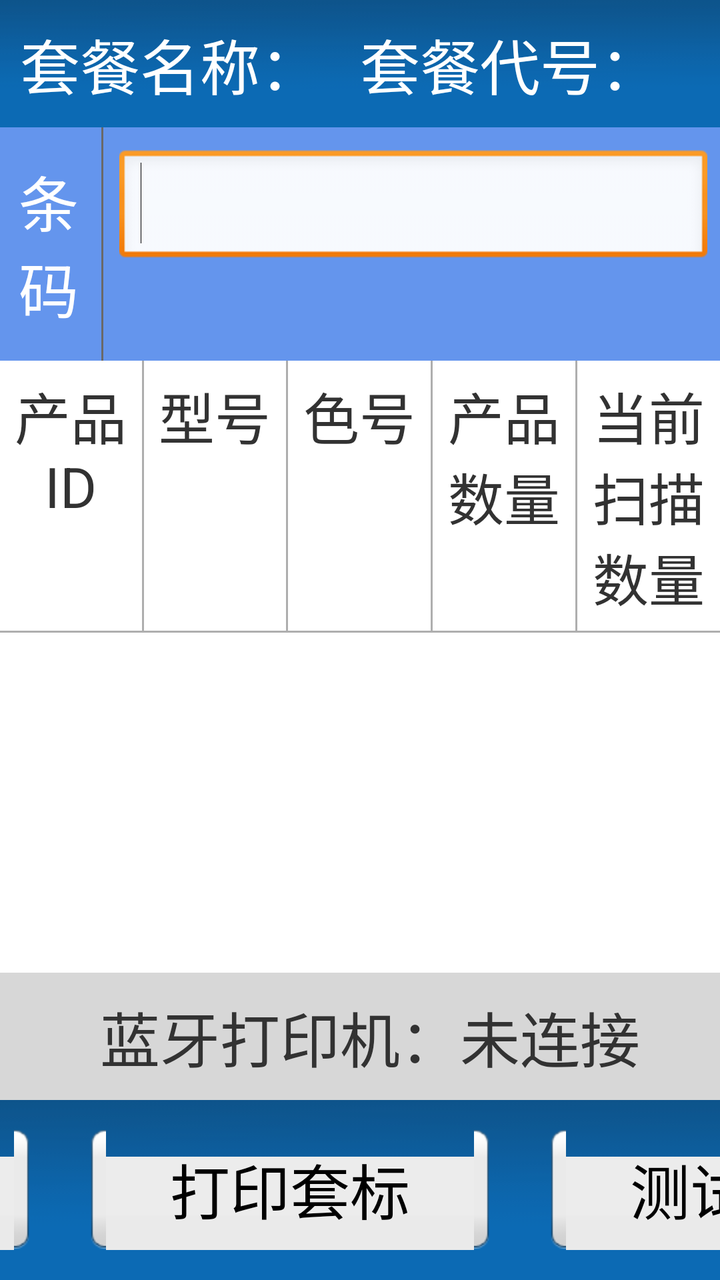
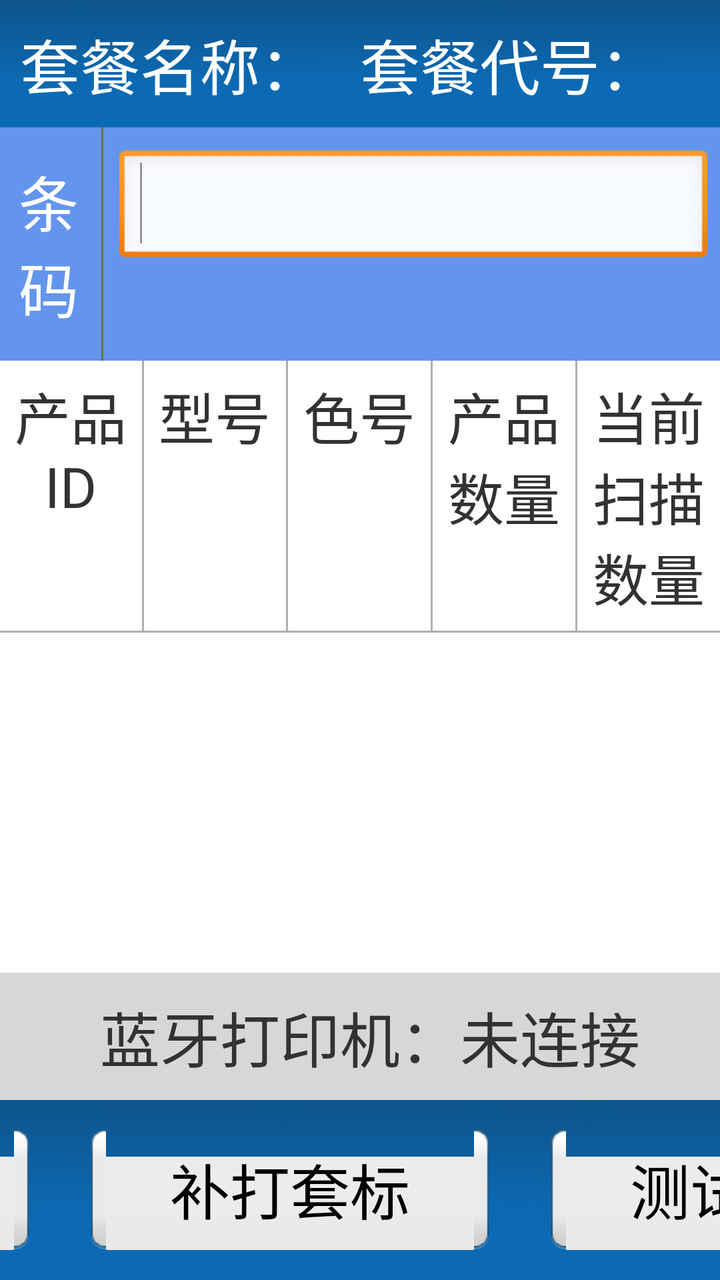

An Android layout rendered at two revisions. The XML below is the earlier revision; the diff shows what the commit changed to produce the second picture.
<!-- AndroidManifest.xml: application theme android:Theme.Light.NoTitleBar -->
<!-- res/layout/activity_p_dv_packdressbox_check.xml -->
<?xml version="1.0" encoding="utf-8"?>
<RelativeLayout xmlns:android="http://schemas.android.com/apk/res/android"
    android:layout_width="match_parent"
    android:layout_height="match_parent" >

    <LinearLayout
        android:id="@+id/lin_head"
        android:layout_width="match_parent"
        android:layout_height="wrap_content"
        android:background="@drawable/titlebar_back"
        android:orientation="horizontal"
        android:paddingBottom="10dp"
        android:paddingTop="10dp" >

        <RelativeLayout
            android:layout_width="0dp"
            android:layout_height="match_parent"
            android:layout_weight="1"
            android:gravity="center_vertical" >

            <TextView
                android:id="@+id/tv_instock_bill_str"
                android:layout_width="wrap_content"
                android:layout_height="wrap_content"
                android:layout_marginLeft="10dp"
                android:text="套餐名称："
                android:textColor="@color/white"
                android:textSize="30dp" />

            <TextView
                android:id="@+id/tv_PackDressBox_name"
                android:layout_width="wrap_content"
                android:layout_height="wrap_content"
                android:layout_marginLeft="10dp"
                android:layout_toRightOf="@id/tv_instock_bill_str"
                android:text=""
                android:textColor="@color/white"
                android:textSize="30dp" />
        </RelativeLayout>

        <RelativeLayout
            android:layout_width="0dp"
            android:layout_height="match_parent"
            android:layout_weight="1"
            android:gravity="center_vertical" >

            <TextView
                android:id="@+id/tv_supplier_str"
                android:layout_width="wrap_content"
                android:layout_height="wrap_content"
                android:text="套餐代号："
                android:textColor="@color/white"
                android:textSize="30dp" />

            <TextView
                android:id="@+id/tv_PackDressBox_Code"
                android:layout_width="wrap_content"
                android:layout_height="wrap_content"
                android:layout_toRightOf="@id/tv_supplier_str"
                android:text=""
                android:textColor="@color/white"
                android:textSize="30dp" />
        </RelativeLayout>
    </LinearLayout>

    <LinearLayout
        android:id="@+id/lin_sacncode"
        android:layout_width="match_parent"
        android:layout_height="wrap_content"
        android:layout_below="@+id/lin_head"
        android:background="@color/cornflowerblue"
        android:orientation="horizontal" >

        <TextView
            android:layout_width="0dp"
            android:layout_height="wrap_content"
            android:layout_weight="0.4"
            android:gravity="center"
            android:paddingBottom="15dp"
            android:paddingTop="15dp"
            android:text="条\t码"
            android:textColor="@color/white"
            android:textSize="30dp" />

        <View
            android:layout_width="1dp"
            android:layout_height="fill_parent"
            android:layout_marginLeft="2dp"
            android:layout_marginRight="2dp"
            android:background="#696969" />

        <View
            android:layout_width="0dp"
            android:layout_height="fill_parent"
            android:layout_weight="0.05" />

        <EditText
            android:id="@+id/et_PackDressBox_barcode"
            android:layout_width="0dp"
            android:layout_height="wrap_content"
            android:layout_weight="2.4"
            android:focusable="true"
            android:focusableInTouchMode="true"
            android:gravity="center_vertical"
            android:inputType="text"
            android:textSize="30dp" >

            <requestFocus />
        </EditText>

        <View
            android:layout_width="0dp"
            android:layout_height="fill_parent"
            android:layout_weight="0.05" />
    </LinearLayout>

    <LinearLayout
        android:layout_width="match_parent"
        android:layout_height="wrap_content"
        android:background="#A2A2A2"
        android:gravity="center_vertical"
        android:orientation="horizontal"
        android:visibility="gone" >

        <RelativeLayout
            android:layout_width="0dp"
            android:layout_height="fill_parent"
            android:layout_weight="1.2" >

            <TextView
                android:id="@+id/tv_packing_number_str"
                android:layout_width="wrap_content"
                android:layout_height="wrap_content"
                android:layout_centerVertical="true"
                android:layout_marginLeft="10dp"
                android:text="盒装数："
                android:textSize="16dp" />

            <TextView
                android:id="@+id/tv_packing_number"
                android:layout_width="wrap_content"
                android:layout_height="wrap_content"
                android:layout_centerVertical="true"
                android:layout_toRightOf="@+id/tv_packing_number_str"
                android:text="0/0"
                android:textSize="18dp" />

            <Button
                android:id="@+id/btn_set_packing_number"
                android:layout_width="60dp"
                android:layout_height="30dp"
                android:layout_centerVertical="true"
                android:layout_marginRight="5dp"
                android:layout_toRightOf="@+id/tv_packing_number"
                android:background="@drawable/button_background"
                android:text="设置"
                android:visibility="gone" />
        </RelativeLayout>
    </LinearLayout>

    <LinearLayout
        android:layout_width="match_parent"
        android:layout_height="match_parent"
        android:layout_above="@+id/lin_Bottom"
        android:layout_below="@+id/lin_sacncode"
        android:orientation="vertical" >

        <LinearLayout
            android:layout_width="match_parent"
            android:layout_height="wrap_content"
            android:orientation="horizontal" >

            <TextView
                android:id="@+id/tv_PackDressBox_id"
                android:layout_width="0dp"
                android:layout_height="wrap_content"
                android:layout_weight="1.3"
                android:gravity="center"
                android:padding="7dp"
                android:text="产品ID"
                android:textSize="28dp" />

            <View
                android:layout_width="1dp"
                android:layout_height="match_parent"
                android:background="#AEAEAE" />

            <TextView
                android:id="@+id/tv_PackDressBox_Modelm"
                android:layout_width="0dp"
                android:layout_height="wrap_content"
                android:layout_weight="1.3"
                android:gravity="center"
                android:padding="7dp"
                android:text="型号"
                android:textSize="28dp" />

            <View
                android:layout_width="1dp"
                android:layout_height="match_parent"
                android:background="#AEAEAE" />

            <TextView
                android:id="@+id/tv_PackDressBox_Color"
                android:layout_width="0dp"
                android:layout_height="wrap_content"
                android:layout_weight="1.3"
                android:gravity="center"
                android:padding="7dp"
                android:text="色号"
                android:textSize="28dp" />

            <View
                android:layout_width="1dp"
                android:layout_height="match_parent"
                android:background="#AEAEAE" />

            <TextView
                android:id="@+id/tv_PackDressBox_total"
                android:layout_width="0dp"
                android:layout_height="wrap_content"
                android:layout_weight="1.3"
                android:gravity="center"
                android:padding="7dp"
                android:text="产品数量"
                android:textSize="28dp" />

            <View
                android:layout_width="1dp"
                android:layout_height="match_parent"
                android:background="#AEAEAE" />

            <TextView
                android:id="@+id/tv_PackDressBox_scannum"
                android:layout_width="0dp"
                android:layout_height="wrap_content"
                android:layout_weight="1.3"
                android:gravity="center"
                android:padding="7dp"
                android:text="当前扫描数量"
                android:textSize="28dp" />
        </LinearLayout>

        <View
            android:layout_width="match_parent"
            android:layout_height="1dp"
            android:background="#AEAEAE" />

        <ListView
            android:id="@+id/PackDressBox_list"
            android:layout_width="match_parent"
            android:layout_height="wrap_content" >
        </ListView>
    </LinearLayout>

    <LinearLayout
        android:id="@+id/lin_Bottom"
        android:layout_width="match_parent"
        android:layout_height="wrap_content"
        android:layout_alignParentBottom="true"
        android:gravity="center"
        android:orientation="vertical"
       >

        <RelativeLayout
            android:layout_width="match_parent"
            android:layout_height="wrap_content"
            android:background="#D7D7D7"
            android:paddingBottom="10dp"
            android:paddingTop="10dp" >

            <TextView
                android:id="@+id/tv_connect_state_str"
                android:layout_width="wrap_content"
                android:layout_height="wrap_content"
                android:layout_marginLeft="50dp"
                android:gravity="center"
                android:text="蓝牙打印机："
                android:textSize="30dp" />

            <TextView
                android:id="@+id/tv_connect_state"
                android:layout_width="wrap_content"
                android:layout_height="wrap_content"
                android:layout_toRightOf="@id/tv_connect_state_str"
                android:gravity="center"
                android:text="未连接"
                android:textSize="30dp" />

            <TextView
                android:id="@+id/tv_message"
                android:layout_width="wrap_content"
                android:layout_height="wrap_content"
                android:layout_alignParentRight="true"
                android:layout_marginRight="50dp"
                android:gravity="center"
                android:text="可扫描"
                android:textSize="30dp"
                android:visibility="gone" />
        </RelativeLayout>

        <RelativeLayout
            android:layout_width="match_parent"
            android:layout_height="wrap_content"
            android:background="@drawable/titlebar_back"
            android:gravity="center"
            android:paddingBottom="15dp"
            android:paddingTop="15dp" >

            <Button
                android:id="@+id/btn_connect"
                android:layout_width="200dp"
                android:layout_height="60dp"
                android:background="@drawable/button_background2"
                android:text="连接"
                android:textSize="30dp" />

            <Button
                android:id="@+id/btn_scan_detail"
                android:layout_width="200dp"
                android:layout_height="60dp"
                android:layout_marginLeft="30dp"
                android:layout_toRightOf="@id/btn_connect"
                android:background="@drawable/button_background2"
                android:text="扫描明细"
                android:textSize="30dp"
                android:visibility="gone" />

            <Button
                android:id="@+id/btn_scan_print"
                android:layout_width="200dp"
                android:layout_height="60dp"
                android:layout_marginLeft="30dp"
                android:layout_toRightOf="@id/btn_scan_detail"
                android:background="@drawable/button_background2"
                android:text="扫描打印"
                android:textSize="30dp" />

            <Button
                android:id="@+id/btn_again_print_boxcode"
                android:layout_width="200dp"
                android:layout_height="60dp"
                android:layout_marginLeft="30dp"
                android:layout_toRightOf="@id/btn_scan_print"
                android:background="@drawable/button_background2"
                android:text="打印套标"
                android:textSize="30dp" />

            <Button
                android:id="@+id/btn_test_packing"
                android:layout_width="200dp"
                android:layout_height="60dp"
                android:layout_marginLeft="30dp"
                android:layout_toRightOf="@id/btn_again_print_boxcode"
                android:background="@drawable/button_background2"
                android:text="测试打印"
                android:textSize="30dp" />

            <Button
                android:id="@+id/btn_finish"
                android:layout_width="200dp"
                android:layout_height="60dp"
                android:layout_marginLeft="30dp"
                android:layout_toRightOf="@id/btn_test_packing"
                android:background="@drawable/button_background2"
                android:text="完成"
                android:textSize="30dp" />
        </RelativeLayout>
    </LinearLayout>

</RelativeLayout>
<!-- resources referenced by this layout -->
<resources>
  <color name="cornflowerblue">#6495ED</color>
  <color name="white">#FFFFFF</color>
  <!-- drawable button_background (drawable) -->
  <?xml version="1.0" encoding="utf-8"?>
  <selector xmlns:android="http://schemas.android.com/apk/res/android" >
     <item android:state_focused="true" android:drawable="@drawable/button_blue2"></item>
     <item android:state_pressed="true" android:drawable="@drawable/button_blue2"></item>
     <item android:drawable="@drawable/button_blue"></item> 
  </selector>
  <!-- drawable button_background2 (drawable) -->
  <?xml version="1.0" encoding="utf-8"?>
  <selector xmlns:android="http://schemas.android.com/apk/res/android" >
     <item android:state_focused="true" android:drawable="@drawable/btn_style_four_pressed"></item>
     <item android:state_pressed="true" android:drawable="@drawable/btn_style_four_pressed"></item>
     <item android:drawable="@drawable/btn_style_four_normal"></item> 
  </selector>
  <!-- drawable titlebar_back: png bitmap (drawable-hdpi, 3336 bytes) -->
  <!-- drawable button_blue2: png bitmap (drawable-hdpi, 7530 bytes) -->
  <!-- drawable button_blue: png bitmap (drawable-hdpi, 10436 bytes) -->
  <!-- drawable btn_style_four_pressed: png bitmap (drawable-hdpi, 1088 bytes) -->
  <!-- drawable btn_style_four_normal: png bitmap (drawable-hdpi, 1035 bytes) -->
</resources>

<!-- the commit's change to res/layout/activity_p_dv_packdressbox_check.xml (unified diff, before → after) -->
@@ -343,7 +343,7 @@
                 android:layout_marginLeft="30dp"
                 android:layout_toRightOf="@id/btn_scan_print"
                 android:background="@drawable/button_background2"
-                android:text="打印套标"
+                android:text="补打套标"
                 android:textSize="30dp" />
 
             <Button
